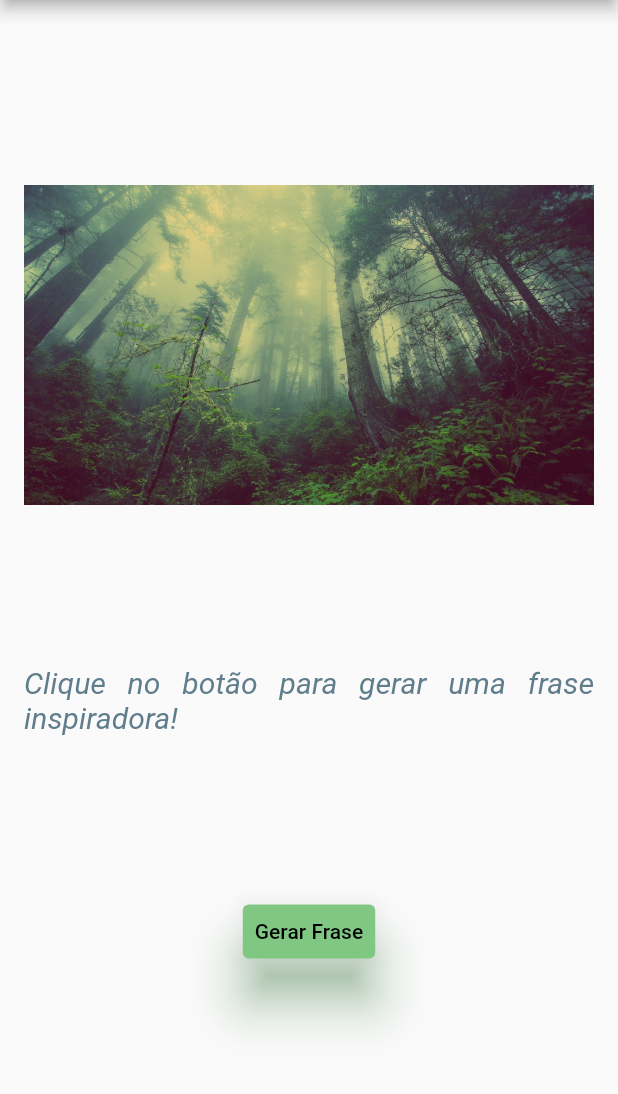
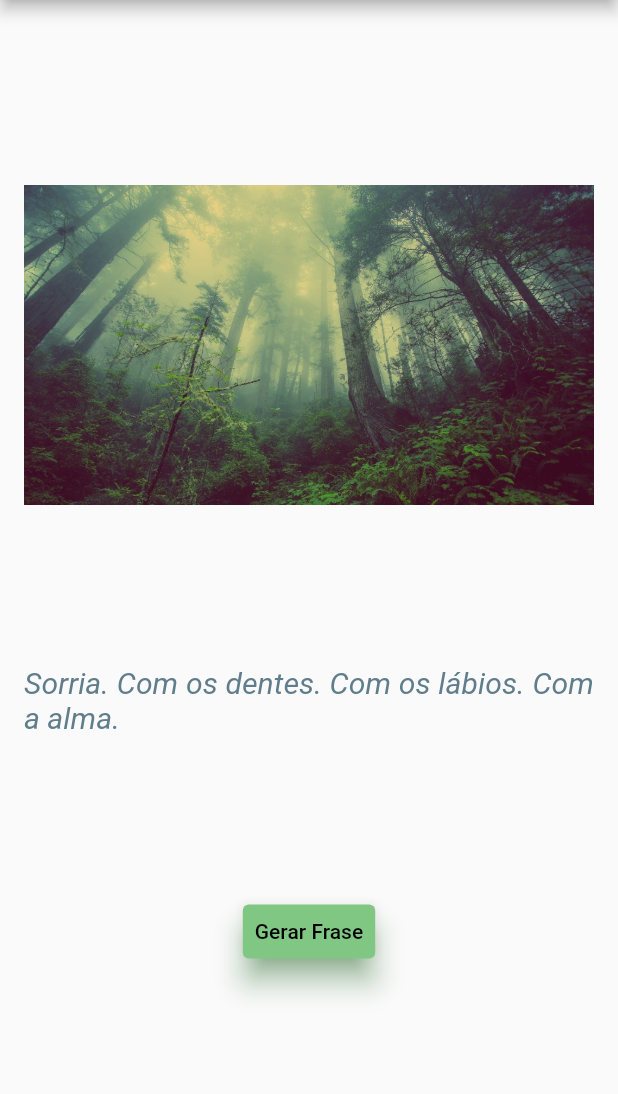
Before and after one commit to marcos-inja/apps-flutter, a Flutter app: the screen it shows after launch, after a tap on "Gerar Frase", on a phone screen of 412 x 824 dp, the part 84-1178 px from its top. Run offline on Flutter 3.47's test engine with Material 2 defaults, Android fonts, the phone set to English and light mode, and no system bars.

Commit message:
Logica feita

```diff
--- a/frases_do_dia/lib/main.dart
+++ b/frases_do_dia/lib/main.dart
@@ -1,4 +1,5 @@
 import 'package:flutter/material.dart';
+import 'dart:math';
 
 void main() {
   runApp(MaterialApp(
@@ -13,10 +14,37 @@ class HomeStateful extends StatefulWidget {
 }
 
 class _HomeStatefulState extends State<HomeStateful> {
+  var _frases = [
+    'Não se esqueça: você é a razão do sorriso de muitas pessoas 😊✨',
+    'Descubra-se. Há tantas coisas que não sabe sobre você.',
+    'Seja gentil com a sua mente e o seu coração ❤️',
+    'Valorize as coisas simples que estão perto de você.',
+    'Sorria. Com os dentes. Com os lábios. Com a alma.',
+    'A felicidade é algo que começa lá dentro da alma.'
+  ];
+
+  var _fraseGerada = 'Clique no botão abaixo para gerar uma nova frase';
+
+  void gerarFrase() {
+    var numeroSorteado = new Random().nextInt(_frases.length);
+    _fraseGerada = _frases[numeroSorteado];
+  }
+
+  var _imagens = [
+    'floresta.jpg',
+    'montanha.jpg',
+    'por-do-sol.jpg',
+    'sol-montanha.jpg'
+  ];
+  var _imagemGerada = 'floresta.jpg';
+
+  void gerarImagem() {
+    var numeroSorteado = new Random().nextInt(_imagens.length);
+    _imagemGerada = _imagens[numeroSorteado];
+  }
+
   @override
   Widget build(BuildContext context) {
-    print("Build chamado");
-
     return Scaffold(
       appBar: AppBar(
         title: Text("Frases do dia"),
@@ -27,9 +55,9 @@ class _HomeStatefulState extends State<HomeStateful> {
         child: Column(
           mainAxisAlignment: MainAxisAlignment.spaceEvenly,
           children: <Widget>[
-            Image.asset('images/floresta.jpg'),
+            Image.asset('images/$_imagemGerada'),
             Text(
-              "Clique no botão para gerar uma frase inspiradora!",
+              _fraseGerada,
               textAlign: TextAlign.justify,
               style: TextStyle(
                 fontSize: 20,
@@ -40,7 +68,7 @@ class _HomeStatefulState extends State<HomeStateful> {
             TextButton(
               style: TextButton.styleFrom(
                   backgroundColor: Colors.green[300],
-                  elevation: 15,
+                  elevation: 8,
                   shadowColor: Colors.green),
               child: Text(
                 'Gerar Frase',
@@ -48,7 +76,12 @@ class _HomeStatefulState extends State<HomeStateful> {
                   color: Colors.black,
                 ),
               ),
-              onPressed: () {},
+              onPressed: () {
+                setState(() {
+                  gerarFrase();
+                  gerarImagem();
+                });
+              },
             ),
           ],
         ),
```
